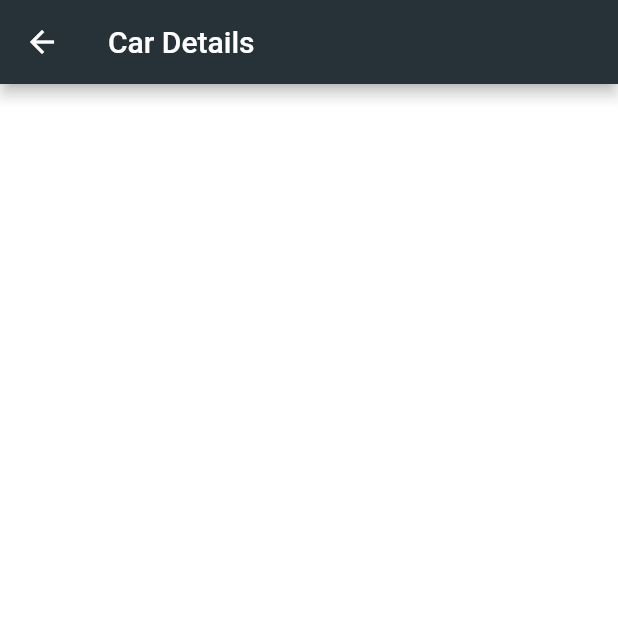
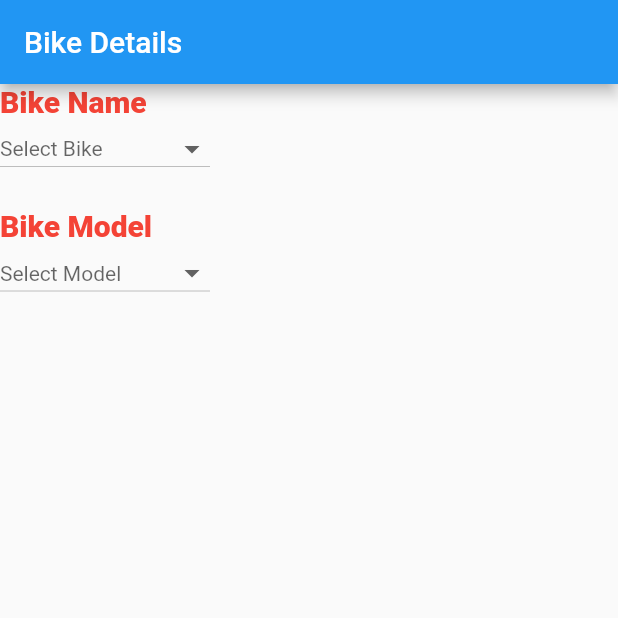
Before and after one commit to naveen-verma-TTN/CarSelll, a Flutter app: the screen it shows after launch, after a tap on "Go To Car Details", on a phone screen of 412 x 824 dp, the top half of it. Run offline on Flutter 3.47's test engine with Material 2 defaults, Android fonts, the phone set to English and light mode, and no system bars; drawn by our look-alikes of dropdown_button2.

Commit message:
Drop down widget created

```diff
--- /dev/null
+++ b/lib/presentation/components/MyDropDown.dart
@@ -0,0 +1,65 @@
+import 'package:dropdown_button2/dropdown_button2.dart';
+import 'package:flutter/material.dart';
+
+class MyDropDown extends StatefulWidget {
+  MyDropDown(this.label, this.hintText, this.items, this.onSelected);
+  final String label;
+  final String hintText;
+  final Function onSelected;
+  List<String> items;
+
+  @override
+  State<MyDropDown> createState() => _MyDropDownState();
+}
+
+class _MyDropDownState extends State<MyDropDown> {
+  String? selectedValue;
+
+  @override
+  Widget build(BuildContext context) {
+    return Column(
+      crossAxisAlignment: CrossAxisAlignment.start,
+      children: [
+        Text(
+          widget.label,
+          style: TextStyle(
+              fontSize: 20, color: Colors.red, fontWeight: FontWeight.w900),
+          textAlign: TextAlign.start,
+        ),
+        Container(
+          child: DropdownButton2(
+            hint: Text(
+              widget.hintText,
+              style: TextStyle(
+                fontSize: 14,
+                color: Theme.of(context).hintColor,
+              ),
+            ),
+            items: widget.items
+                .map((item) => DropdownMenuItem<String>(
+                      value: item,
+                      child: Text(
+                        item,
+                        style: const TextStyle(
+                          fontSize: 16,
+                        ),
+                      ),
+                    ))
+                .toList(),
+            value: selectedValue,
+            onChanged: (value) {
+              setState(() {
+                selectedValue = value as String;
+              });
+              widget.onSelected(selectedValue);
+            },
+            buttonHeight: 40,
+            buttonWidth: 140,
+            itemHeight: 40,
+            itemWidth: 140,
+          ),
+        ),
+      ],
+    );
+  }
+}
--- a/lib/presentation/router/app_router.dart
+++ b/lib/presentation/router/app_router.dart
@@ -1,4 +1,4 @@
-import 'package:car_sell/presentation/screens/CarDetails.dart';
+import 'package:car_sell/presentation/screens/BikeDetails.dart';
 import 'package:car_sell/presentation/screens/home.dart';
 import 'package:car_sell/presentation/screens/seller_info_screen.dart';
 import 'package:flutter/material.dart';
@@ -23,11 +23,8 @@ class AppRouter {
                 ));
         break;
 
-      case CarDetails.id:
-        return MaterialPageRoute(
-            builder: (_) => const CarDetails(
-                  title: 'Car Details',
-                ));
+      case BikeDetails.id:
+        return MaterialPageRoute(builder: (_) => const BikeDetails());
         break;
       default:
         return null;
--- /dev/null
+++ b/lib/presentation/screens/BikeDetails.dart
@@ -0,0 +1,55 @@
+import 'package:car_sell/presentation/components/MyDropDown.dart';
+import 'package:flutter/material.dart';
+
+class BikeDetails extends StatefulWidget {
+  static const String id = 'CarDetails';
+
+  const BikeDetails({Key? key}) : super(key: key);
+
+  @override
+  State<BikeDetails> createState() => _BikeDetailsState();
+}
+
+class _BikeDetailsState extends State<BikeDetails> {
+  // const BikeDetails({Key? key, required this.title}) : super(key: key);
+  String dropDownValue = 'Select Value';
+  List<String> options = <String>['One', 'Two', 'Free', 'Four'];
+  String dropdownValue = 'One';
+
+  List<String> items = [
+    'Item1',
+    'Item2',
+    'Item3',
+    'Item4',
+  ];
+
+  List<String> bikeModel = [
+    'Model1',
+    'Model2',
+    'Model3',
+    'Model4',
+  ];
+
+  @override
+  Widget build(BuildContext context) {
+    return MaterialApp(
+      home: Scaffold(
+        appBar: AppBar(
+          title: Text('Bike Details'),
+        ),
+        body: Column(crossAxisAlignment: CrossAxisAlignment.center, children: [
+          MyDropDown('Bike Name', 'Select Bike', items, (value) {
+            print('selected bike : $value');
+          }),
+          SizedBox(
+            height: 20,
+          ),
+          MyDropDown('Bike Model', 'Select Model', bikeModel, (value) {
+            print('Selected Model : $value');
+          }),
+          // ),
+        ]),
+      ),
+    );
+  }
+}
--- a/lib/presentation/screens/CarDetails.dart
+++ /dev/null
@@ -1,20 +0,0 @@
-import 'package:flutter/material.dart';
-
-/// Created by Naveen Verma on 22-12-2021
-/// To The New
-/// naveen.verma@tothenew.com
-
-class CarDetails extends StatelessWidget {
-  static const String id = 'CarDetails';
-  const CarDetails({Key? key, required this.title}) : super(key: key);
-
-  final String title;
-
-  Widget build(BuildContext context) {
-    return Scaffold(
-      appBar: AppBar(
-        title: Text(title),
-      ),
-    );
-  }
-}
--- a/lib/presentation/screens/home.dart
+++ b/lib/presentation/screens/home.dart
@@ -1,4 +1,4 @@
-import 'package:car_sell/presentation/screens/CarDetails.dart';
+import 'package:car_sell/presentation/screens/BikeDetails.dart';
 import 'package:flutter/material.dart';
 
 /// Created by Naveen Verma on 22-12-2021
@@ -37,7 +37,7 @@ class HomeScreen extends StatelessWidget {
           ),
           OutlinedButton(
             onPressed: () {
-              Navigator.pushNamed(context, CarDetails.id);
+              Navigator.pushNamed(context, BikeDetails.id);
             },
             child: const Text("Go To Car Details"),
           )
```
